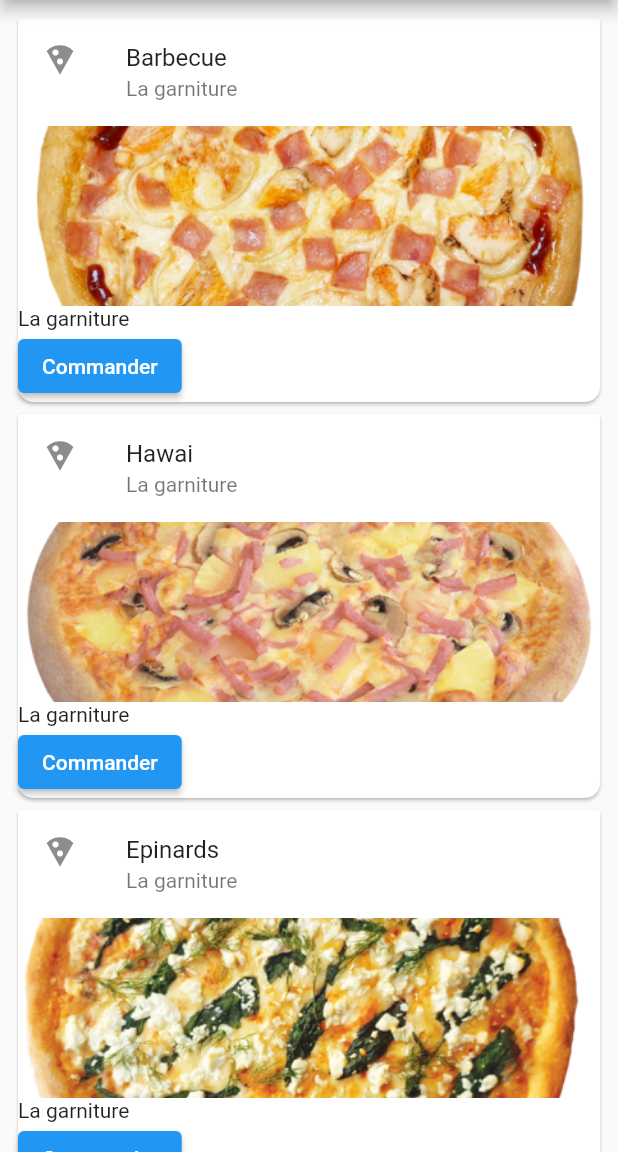
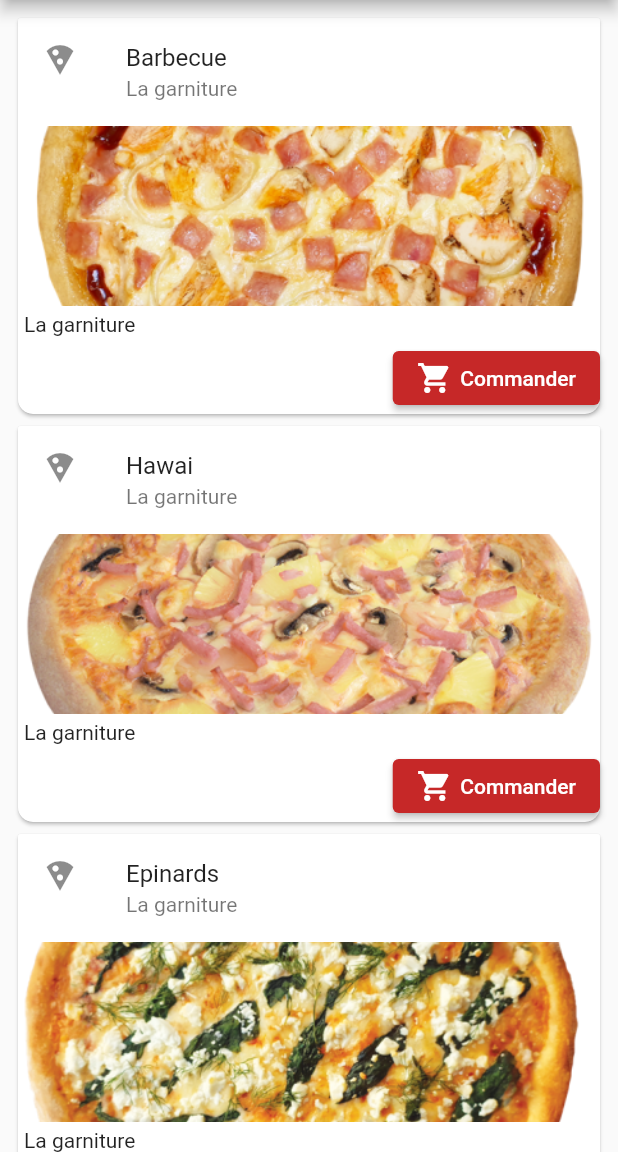
Before and after one commit to KouakouTresor/flutter-pizza, a Flutter app: the PizzaList screen opened directly, on a phone screen of 412 x 824 dp, the part 84-1236 px from its top. Run offline on Flutter 3.47's test engine with Material 2 defaults, Android fonts, the phone set to English and light mode, and no system bars.

```diff
--- /dev/null
+++ b/lib/models/option_item.dart
@@ -0,0 +1,6 @@
+class OptionItem {
+  final int value;
+  final String name;
+  final int supplement;
+  OptionItem(this.value, this.name, { this.supplement = 0});
+}
--- a/lib/models/pizza.dart
+++ b/lib/models/pizza.dart
@@ -1,8 +1,40 @@
+import 'package:my_app/models/option_item.dart';
+
 class Pizza {
   final int id;
   final String title;
   final String garniture;
   final String image;
   final double prince;
+  int pate=0;
+  int taille = 1;
+  int sauce = 0;
+
+  static final List<OptionItem> pates = [
+    OptionItem(0, "Pâte fine"),
+    OptionItem(1, "Pâte épaisse", supplement:2),
+  ];
+
+  static final List<OptionItem> tailles = [
+    OptionItem(0, "Small",  supplement:-1),
+    OptionItem(1, "Medium"),
+    OptionItem(2, "large",  supplement:2),
+    OptionItem(3, "Extra large", supplement:4),
+  ];
+
+  static final List<OptionItem> sauces = [
+    OptionItem(0, "Base sauce tomate"),
+    OptionItem(1, "Sauce Samourai", supplement:2),
+  ];
+
   Pizza(this.id, this.title, this.garniture, this.image, this.prince);
+
+  double get total {
+    double total = price;
+    total += pates[pate].supplement;
+    total += tailles[taille].supplement;
+    total += sauces[sauce].supplement;
+
+    return total;
+  }
 }
--- a/lib/ui/pizza_list.dart
+++ b/lib/ui/pizza_list.dart
@@ -35,33 +35,26 @@ class _PizzaListState extends State<PizzaList> {
   }
 
   _buildRow(Pizza pizza) {
-   /* return Column(crossAxisAlignment: CrossAxisAlignment.start, children: [
-      ListTile(
-        title: Text(pizza.title),
-        subtitle: Text(pizza.garniture),
-        leading: Icon(Icons.local_pizza),
-      ),
-      Image.asset('assets/images/pizzas/${pizza.image}',
-          height: 120, fit: BoxFit.fitWidth),
-      Text(pizza.garniture),
-         ElevatedButton(
-          child: Text("Commander"),
-          onPressed: () {
-            print('Commander une pizza');
-          })
-    ]);
-
-    */
-
-
      return Card(
         shape: RoundedRectangleBorder(
             borderRadius: BorderRadius.vertical(
                 bottom: Radius.circular(10.0), top: Radius.circular(2.0))
         ),
         child: Column(
-            crossAxisAlignment: CrossAxisAlignment.start, children: [
-          ListTile(
+            crossAxisAlignment: CrossAxisAlignment.start,
+            children: [
+              GestureDetector(
+                onTap:(){
+                  Navigator.push(
+                    context, MaterialPageRoute(
+                      builder: (context)=>PizzaDetails(pizza)
+                  ),
+                  );
+                },
+                child: _buildPizzaDetails(pizza)
+              ),
+              BuyButtonWidget()
+         /* ListTile(
             title: Text(pizza.title),
             subtitle: Text(pizza.garniture),
             leading: Icon(Icons.local_pizza),
@@ -76,6 +69,8 @@ class _PizzaListState extends State<PizzaList> {
               onPressed: () {
                 print('Commander une pizza');
               })
+
+          */
         ]
           )
         );
@@ -105,7 +100,9 @@ class _PizzaListState extends State<PizzaList> {
   }
 
   _buildPizzaDetails(Pizza pizza) {
-    return Column(crossAxisAlignment: CrossAxisAlignment.start, children: [
+    return Column(
+        crossAxisAlignment: CrossAxisAlignment.start,
+        children: [
       ListTile(
         title: Text(pizza.title),
         subtitle: Text(pizza.garniture),
--- a/pubspec.yaml
+++ b/pubspec.yaml
@@ -38,6 +38,8 @@ dependencies:
 dev_dependencies:
   flutter_test:
     sdk: flutter
+
+  intl: 0.17.0
 
   # The "flutter_lints" package below contains a set of recommended lints to
   # encourage good coding practices. The lint set provided by the package is
```
Also changed, not shown: lib/ui/pizza_details.dart (+77 -9 lines), lib/ui/share/pizzeria_style.dart (+42 -0 lines), lib/ui/share/total_widget.dart (added, +46 -0 lines), pubspec.lock.
